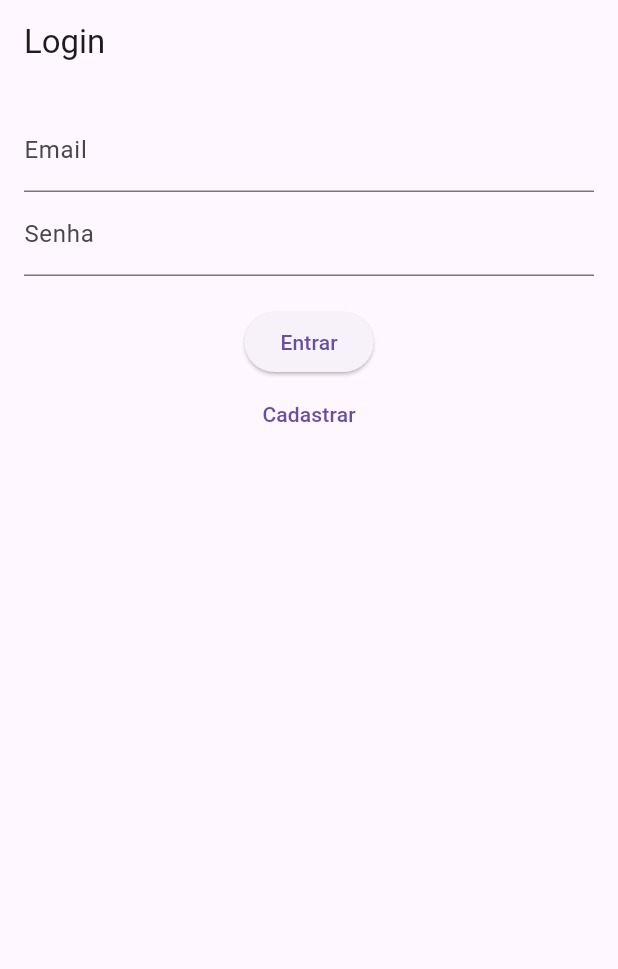
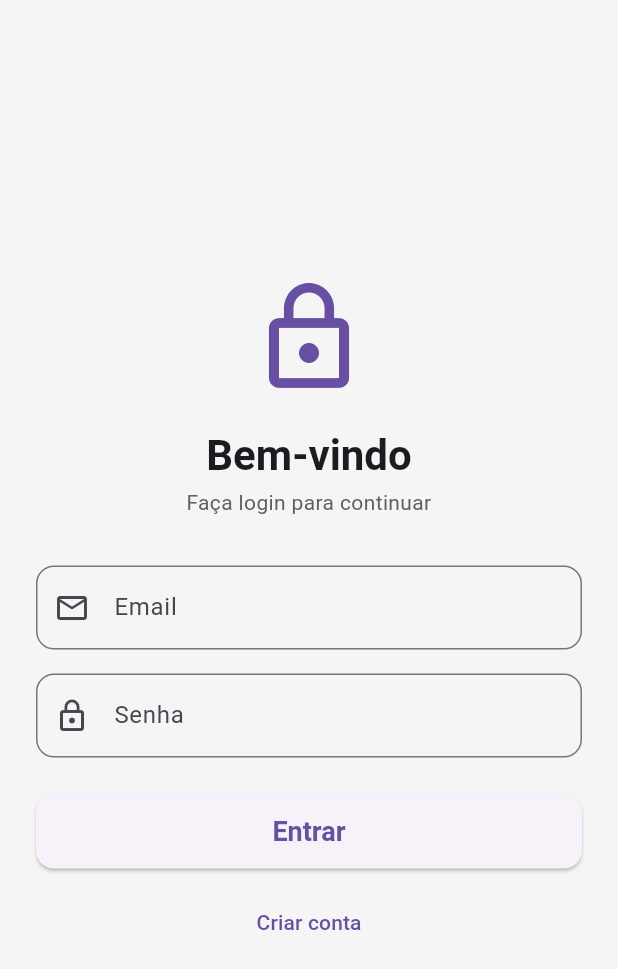
Before and after one commit to Kovokar/Otilio-Flutter, a Flutter app: the screen it shows after launch, on a phone screen of 412 x 824 dp. Shown: the top 969 px of the screen. Run offline on Flutter 3.47's test engine with Material 3 defaults, Android fonts, the phone set to English and light mode, and no system bars; our stand-ins replace shared_preferences; accounts and stored records are empty.

Commit message:
feat: login view

```diff
--- a/lib/views/auth/login_view.dart
+++ b/lib/views/auth/login_view.dart
@@ -12,33 +12,89 @@
 
   @override
   Widget build(BuildContext context) {
+    final theme = Theme.of(context);
+
     return Scaffold(
-      appBar: AppBar(title: Text('Login')),
-      body: Padding(
-        padding: EdgeInsets.all(16),
+      backgroundColor: Colors.grey[100],
+      body: Center(
+        child: SingleChildScrollView(
+          padding: const EdgeInsets.all(24),
           child: Column(
+            crossAxisAlignment: CrossAxisAlignment.stretch,
             children: [
+              Icon(Icons.lock_outline, size: 80, color: theme.primaryColor),
+              const SizedBox(height: 20),
+
+              Text(
+                "Bem-vindo",
+                textAlign: TextAlign.center,
+                style: theme.textTheme.headlineMedium?.copyWith(
+                  fontWeight: FontWeight.bold,
+                ),
+              ),
+              const SizedBox(height: 4),
+
+              Text(
+                "Faça login para continuar",
+                textAlign: TextAlign.center,
+                style: TextStyle(color: Colors.grey[700]),
+              ),
+
+              const SizedBox(height: 32),
+
+              // Campo de email
               TextField(
                 controller: _emailCtrl,
-                decoration: InputDecoration(labelText: 'Email')),
+                decoration: InputDecoration(
+                  labelText: 'Email',
+                  border: OutlineInputBorder(
+                      borderRadius: BorderRadius.circular(12)),
+                  prefixIcon: Icon(Icons.email_outlined),
+                ),
+              ),
+              const SizedBox(height: 16),
+
+              // Campo de senha
               TextField(
                 controller: _passCtrl,
-                decoration: InputDecoration(labelText: 'Senha'),
-                obscureText: true),
-            SizedBox(height: 20),
-            ElevatedButton(
+                decoration: InputDecoration(
+                  labelText: 'Senha',
+                  border: OutlineInputBorder(
+                      borderRadius: BorderRadius.circular(12)),
+                  prefixIcon: Icon(Icons.lock_outline),
+                ),
+                obscureText: true,
+              ),
+
+              const SizedBox(height: 24),
+
+              // Botão entrar
+              SizedBox(
+                height: 50,
+                child: ElevatedButton(
+                  style: ElevatedButton.styleFrom(
+                    shape: RoundedRectangleBorder(
+                        borderRadius: BorderRadius.circular(12)),
+                    textStyle: const TextStyle(
+                        fontSize: 18, fontWeight: FontWeight.bold),
+                  ),
                   onPressed: () {
-                // Aqui você chamaria o controller: authController.login(...)
-                // Por enquanto navegar para home direto
                     Navigator.pushReplacementNamed(context, AppRoutes.home);
                   },
-              child: Text('Entrar'),
+                  child: const Text("Entrar"),
                 ),
+              ),
+
+              const SizedBox(height: 12),
+
+              // Botão cadastrar
               TextButton(
-              onPressed: () => Navigator.pushNamed(context, AppRoutes.register),
-              child: Text('Cadastrar'),
+                onPressed: () =>
+                    Navigator.pushNamed(context, AppRoutes.register),
+                child: const Text("Criar conta"),
               ),
             ],
+          ),
         ),
       ),
     );
```
Lines whose indentation alone changed are shown as unchanged.
